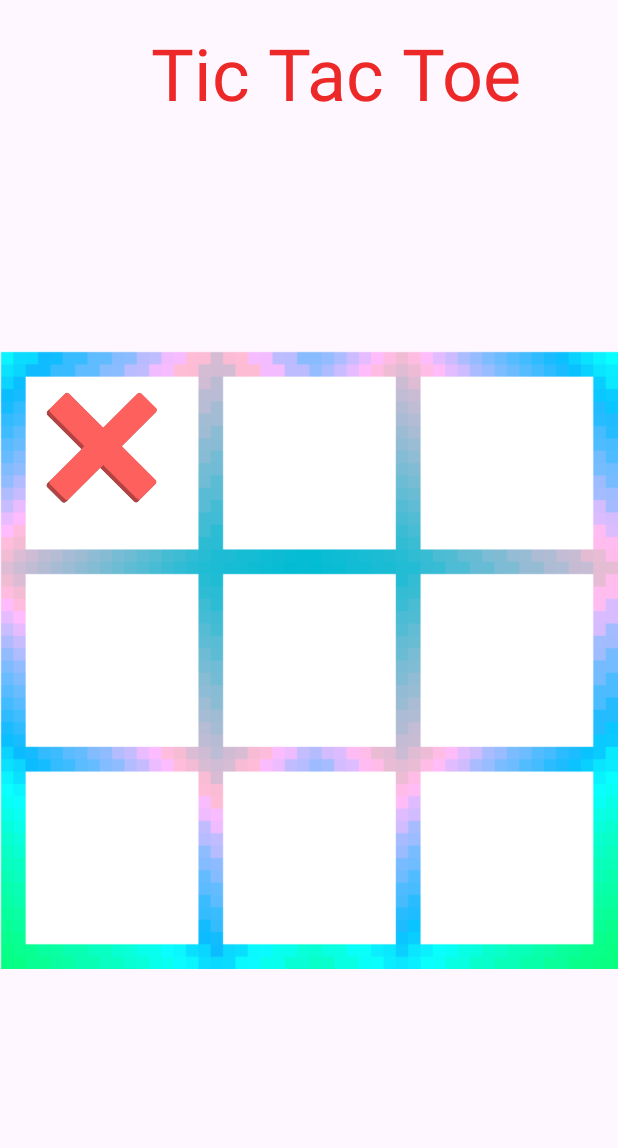
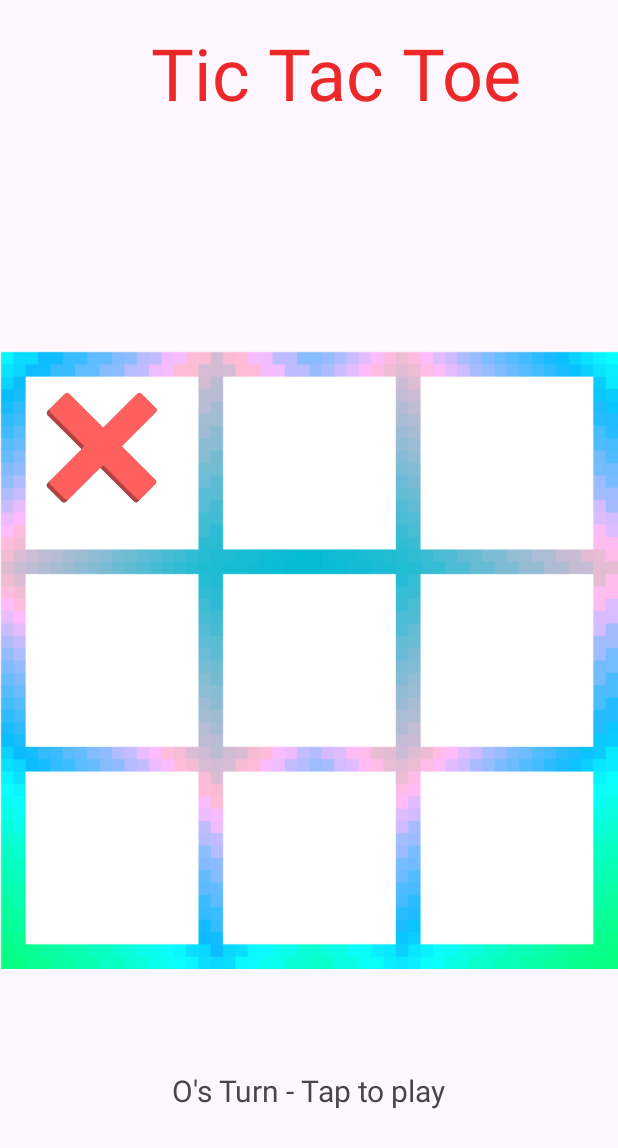
Before and after one commit to Ronak9595/Gowox-TicTacToeGame-Android-App, an Android app: the screen it shows after launch (MainActivity), after a tap on "TODO", on a phone screen of 412 x 824 dp. Shown: the top 1148 px of the screen. Run offline under Robolectric (Android 15) with nearby library versions, the phone set to English and light mode, and no system bars; Roboto replaces fonts that are not available here.

Commit message:
Third Day and Tic Tac Toe Completion

```diff
--- a/app/src/main/java/com/myapplication/myapplication/MainActivity.java
+++ b/app/src/main/java/com/myapplication/myapplication/MainActivity.java
@@ -5,8 +5,10 @@ import androidx.appcompat.app.AppCompatActivity;
 import android.os.Bundle;
 import android.view.View;
 import android.widget.ImageView;
+import android.widget.TextView;
 
 public class MainActivity extends AppCompatActivity {
+    boolean gameActive=true;
     int activePlayer=0;
     int[] gameState={2,2,2,2,2,2,2,2,2};
     int[][] winPositions={{0,1,2},{3,4,5},{6,7,8},{0,3,6},{1,4,7},{2,5,8},{0,4,8},{2,4,6}};
@@ -14,23 +16,66 @@ public class MainActivity extends AppCompatActivity {
     {
         ImageView img=(ImageView) view;
         int tappedImage=Integer.parseInt(img.getTag().toString());
-        if(gameState[tappedImage]==2)
+        if(!gameActive)
         {
-            gameState[tappedImage]=activePlayer;
+            gameReset(view);
+        }
+        if(gameState[tappedImage]==2) {
+            gameState[tappedImage] = activePlayer;
             img.setTranslationY(-1000f);
-            if(activePlayer==0)
-            {
+            if (activePlayer == 0) {
                 img.setImageResource(R.drawable.cross);
-                activePlayer=1;
-            }
-            else
-            {
-              img.setImageResource(R.drawable.zero);
-              activePlayer=0;
+                activePlayer = 1;
+                TextView status = findViewById(R.id.status);
+                status.setText("O's Turn - Tap to play");
+            } else {
+                img.setImageResource(R.drawable.zero);
+                activePlayer = 0;
+                TextView status = findViewById(R.id.status);
+                status.setText("X's Turn - Tap to play");
             }
 
+            img.animate().translationYBy(1000f).setDuration(300);
         }
-        img.animate().translationYBy(1000f).setDuration(300);
+        for(int[] winPosition: winPositions)
+        {
+            if(gameState[winPosition[0]]==gameState[winPosition[1]] && gameState[winPosition[1]]==gameState[winPosition[2]] && gameState[winPosition[0]]!=2)
+            {
+                String winnerStr;
+                gameActive=false;
+                if (gameState[winPosition[0]]==0)
+                {
+                    winnerStr="X has won";
+                }
+                else
+                {
+                      winnerStr="O has won";
+                }
+                TextView status = findViewById(R.id.status);
+                status.setText(winnerStr);
+            }
+        }
+
+
+    }
+
+    public void gameReset(View view)
+    {
+        gameActive=true;
+        activePlayer=0;
+        for(int i=0;i<gameState.length;i++)
+        {
+            gameState[i]=2;
+        }
+        ((ImageView)findViewById(R.id.zero1)).setImageResource(0);
+        ((ImageView)findViewById(R.id.zero2)).setImageResource(0);
+        ((ImageView)findViewById(R.id.zero3)).setImageResource(0);
+        ((ImageView)findViewById(R.id.zero4)).setImageResource(0);
+        ((ImageView)findViewById(R.id.zero5)).setImageResource(0);
+        ((ImageView)findViewById(R.id.zero6)).setImageResource(0);
+        ((ImageView)findViewById(R.id.zero7)).setImageResource(0);
+        ((ImageView)findViewById(R.id.zero8)).setImageResource(0);
+        ((ImageView)findViewById(R.id.zero9)).setImageResource(0);
 
     }
 
--- a/app/src/main/res/layout/activity_main.xml
+++ b/app/src/main/res/layout/activity_main.xml
@@ -167,4 +167,14 @@
 
     </LinearLayout>
 
+    <TextView
+        android:id="@+id/status"
+        android:layout_width="wrap_content"
+        android:layout_height="wrap_content"
+        android:textSize="20sp"
+        app:layout_constraintBottom_toBottomOf="@+id/imageView"
+        app:layout_constraintEnd_toEndOf="parent"
+        app:layout_constraintStart_toStartOf="parent"
+        tools:ignore="MissingConstraints" />
+
 </androidx.constraintlayout.widget.ConstraintLayout>
```
